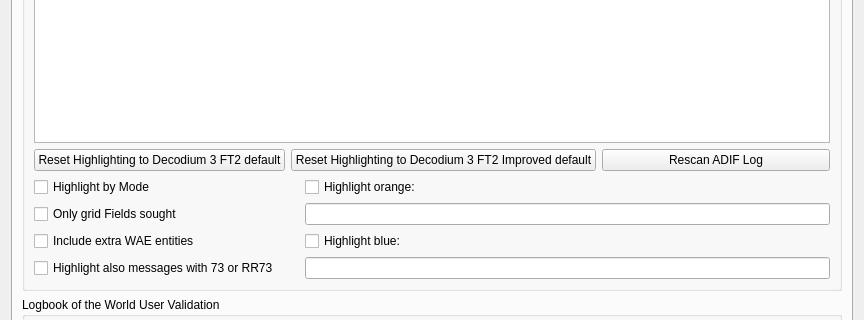
Above: Configuration.ui from iu8lmc/Decodium-3.0-Codename-Raptor before the change; both pictures show x 0 to 864 and y 124 to 444 of the 864 by 716 pixel window. Below: the same form after it.
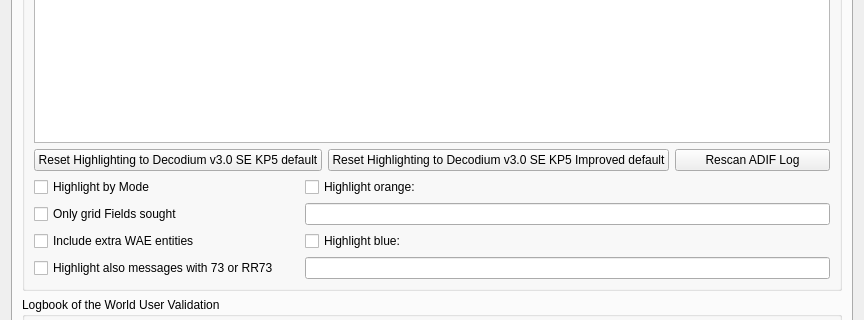
That is the form after the change. The open tabs and pages were chosen to show the change. Custom widgets are drawn as their Qt base class.

Commit message: Decodium v3.0 FT2 build 2402261000 - release

Diff of the .ui file:
```diff
--- a/Configuration.ui
+++ b/Configuration.ui
@@ -2828,14 +2828,14 @@
                <string>&lt;html&gt;&lt;head/&gt;&lt;body&gt;&lt;p&gt;Push to reset all highlight items above to default values and priorities.&lt;/p&gt;&lt;/body&gt;&lt;/html&gt;</string>
               </property>
               <property name="text">
-               <string>Reset Highlighting to Decodium 3 FT2 default</string>
+               <string>Reset Highlighting to Decodium v3.0 SE KP5 default</string>
               </property>
              </widget>
             </item>
             <item>
              <widget class="QPushButton" name="reset_highlighting_to_defaults2_push_button">
               <property name="text">
-               <string>Reset Highlighting to Decodium 3 FT2 Improved default</string>
+               <string>Reset Highlighting to Decodium v3.0 SE KP5 Improved default</string>
               </property>
              </widget>
             </item>
```
Left out of the diff: 14 changed lines with no effect on the pictures. The commit also changes 36 other files.
